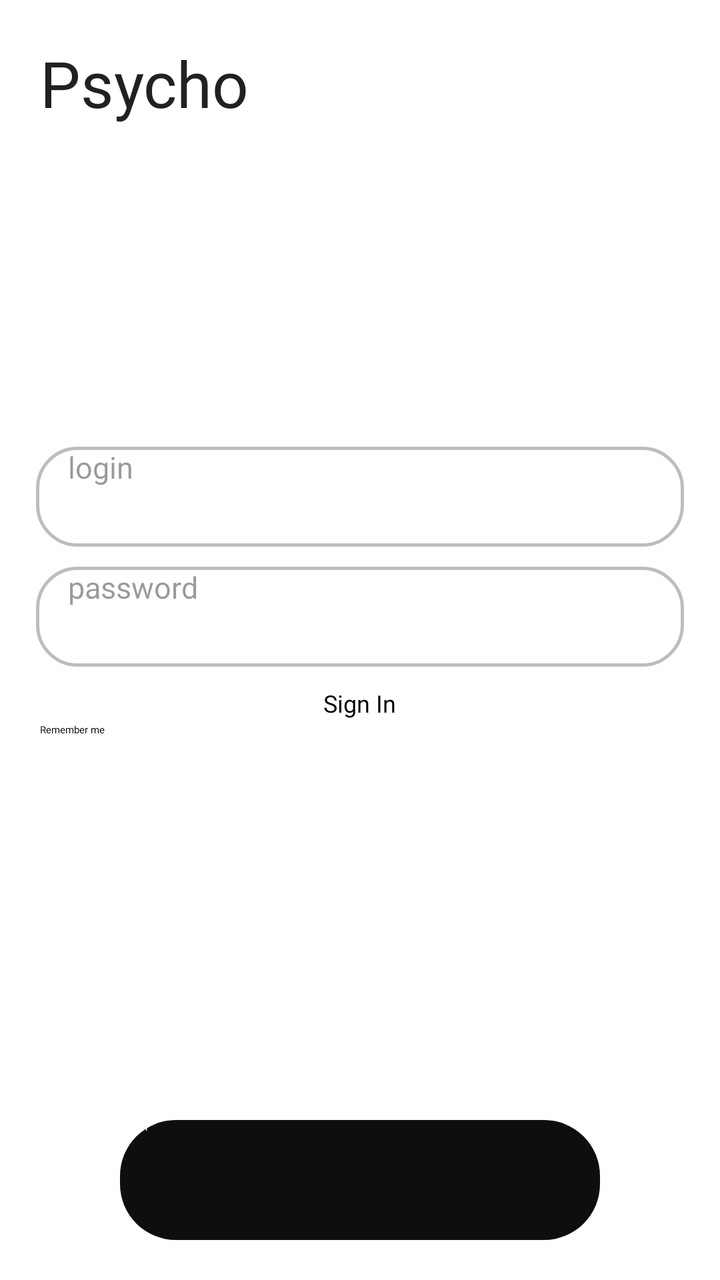
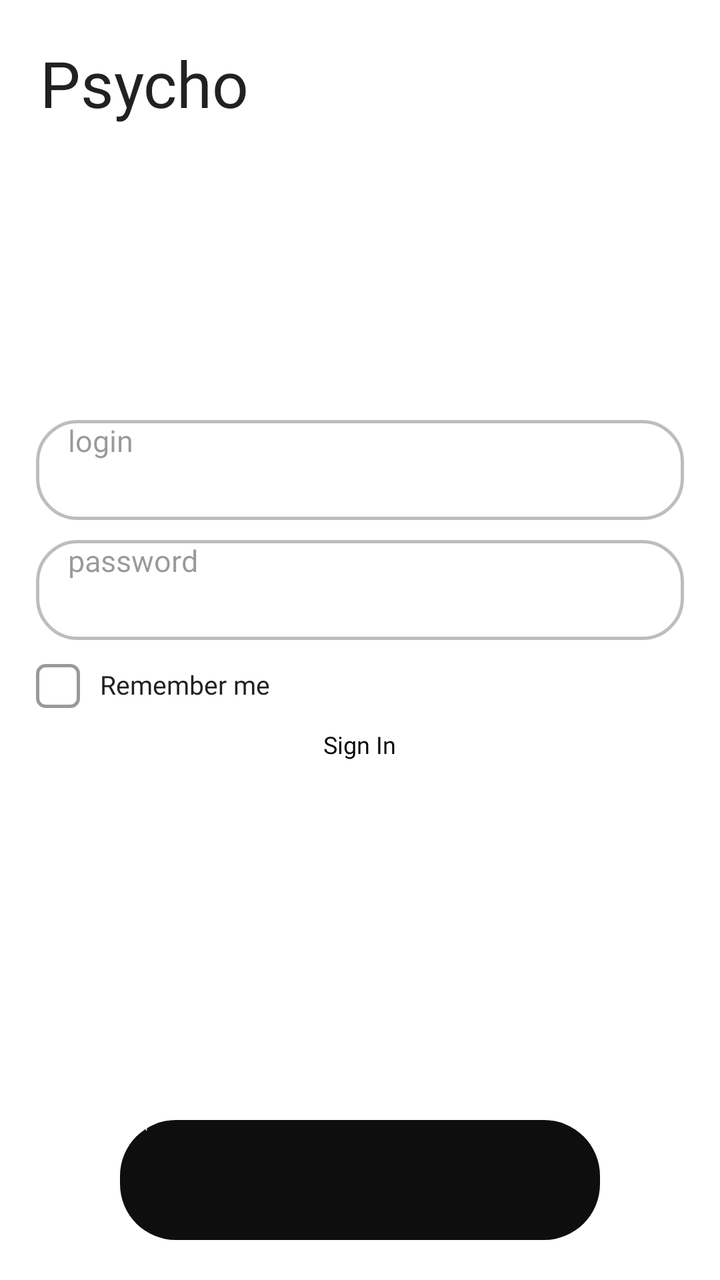

Two renders of the same Android screen: before a commit and after it. Below are the layout's source before the change and the commit's diff.
<!-- AndroidManifest.xml: application theme Theme.App.Starting -->
<!-- res/layout/login_activity.xml -->
<?xml version="1.0" encoding="utf-8"?>
    <FrameLayout xmlns:android="http://schemas.android.com/apk/res/android"
        android:orientation="vertical"
        android:layout_width="match_parent"
        android:layout_height="match_parent">
        <TextView
            android:id="@+id/icon"
            android:layout_width="wrap_content"
            android:layout_height="wrap_content"
            android:textColor="@color/black"
            android:fontFamily="@font/coolvetica"
            android:text="Psycho"
            android:textSize="32dp"
            android:layout_marginLeft="20dp"
            android:layout_marginTop="20dp"/>
        <LinearLayout
            android:layout_marginBottom="24dp"
            android:layout_gravity="center"
            android:layout_width="match_parent"
            android:layout_height="wrap_content"
            android:orientation="vertical">
            <EditText
                android:textSize="15dp"
                android:fontFamily="@font/geistmedium"
                android:textCursorDrawable="@color/black"
                android:hint="@string/login"
                android:textColor="@color/black"
                android:textColorHint="@color/black40"
                android:paddingLeft="16dp"
                android:id="@+id/login_space"
                android:layout_height="50dp"
                android:layout_width="match_parent"
                android:layout_marginLeft="18dp"
                android:layout_marginRight="18dp"
                android:background="@drawable/round_block"/>
            <EditText
                android:textSize="15dp"
                android:inputType="textPassword"
                android:fontFamily="@font/geistmedium"
                android:textCursorDrawable="@color/black"
                android:hint="@string/password"
                android:textColor="@color/black"
                android:textColorHint="@color/black40"
                android:paddingLeft="16dp"
                android:layout_marginTop="10dp"
                android:id="@+id/password_space"
                android:layout_height="50dp"
                android:layout_width="match_parent"
                android:layout_marginLeft="18dp"
                android:layout_marginRight="18dp"
                android:background="@drawable/round_block"/>
            <Button
                android:fontFamily="@font/geistmedium"
                android:background="@null"
                android:layout_marginTop="10dp"
                android:layout_gravity="center"
                android:textAllCaps="false"
                android:id="@+id/btn_go_to_reg"
                android:layout_width="wrap_content"
                android:layout_height="18dp"
                android:text="@string/signed_in"
                android:stateListAnimator="@null"
                android:textSize="12sp" />

            <CheckBox
                android:id="@+id/cb_remember_me"
                android:layout_width="wrap_content"
                android:layout_height="wrap_content"
                android:text="@string/rememberme"
                android:fontFamily="@font/geistmedium"
                android:layout_marginLeft="20dp"/>
        </LinearLayout>
        <Button
            android:stateListAnimator="@null"
            android:elevation="0dp"
            android:layout_marginBottom="20dp"
            android:layout_gravity="bottom"
            android:textAllCaps="false"
            android:layout_width="match_parent"
            android:layout_marginRight="60dp"
            android:layout_marginLeft="60dp"
            android:layout_height="60dp"
            android:background="@drawable/black_round_button"
            android:text="@string/login_for_button"
            android:id="@+id/login_btn"
            android:textColor="@color/background_color"
            android:fontFamily="@font/geistmedium"/>
    </FrameLayout>
<!-- resources referenced by this layout -->
<resources>
  <color name="background_color">#FFFFFF</color>
  <color name="black">#212121</color>
  <color name="black40">#66000000</color>
  <!-- drawable black_round_button (drawable) -->
  <?xml version="1.0" encoding="utf-8"?>
  <shape xmlns:android="http://schemas.android.com/apk/res/android">
      <solid android:color="@color/fullblack"></solid>
      <corners android:radius="28dp"></corners>
  </shape>
  <!-- drawable round_block (drawable) -->
  <?xml version="1.0" encoding="utf-8"?>
  <shape xmlns:android="http://schemas.android.com/apk/res/android">
      <solid android:color="@color/background_color"></solid>
      <corners android:radius="20dp"></corners>
      <stroke android:width="1.5dp"
          android:color="@color/line_color"></stroke>
  </shape>
  <string name="login">login</string>
  <string name="login_for_button">Log In</string>
  <string name="password">password</string>
  <string name="rememberme">Remember me</string>
  <string name="signed_in">Sign In</string>
  <style name="Theme.App.Starting" parent="Theme.SplashScreen">
          <item name="windowSplashScreenBackground">@color/background_color</item>
          <item name="windowSplashScreenAnimatedIcon">@drawable/icon_app_psycho_svg</item>
          <item name="postSplashScreenTheme">@style/Theme.PsychoApp</item>
      </style>
  <color name="fullblack">#0E0E0E</color>
  <color name="line_color">#BDBDBD</color>
  <!-- drawable icon_app_psycho_svg: vector/xml drawable (drawable, 4124 chars, omitted) -->
  <style name="Theme.PsychoApp" parent="Theme.AppCompat.Light.NoActionBar">
          <item name="android:statusBarColor">@color/fullblack</item>
          <item name="android:navigationBarColor">@color/fullblack</item>
          <item name="windowActionBar">false</item>
          <item name="windowNoTitle">true</item>
          <item name="colorControlActivated">@color/background_color</item>
          <item name="colorControlNormal">@color/black40</item>
          <item name="android:windowBackground">@color/background_color</item>
      </style>
</resources>

<!-- the commit's change to res/layout/login_activity.xml (unified diff, before → after) -->
@@ -49,6 +49,27 @@
                 android:layout_marginLeft="18dp"
                 android:layout_marginRight="18dp"
                 android:background="@drawable/round_block"/>
+            <CheckBox
+                android:id="@+id/cb_remember_me"
+                android:layout_width="wrap_content"
+                android:layout_height="wrap_content"
+                android:layout_marginLeft="18dp"
+                android:layout_marginStart="18dp"
+                android:layout_marginTop="12dp"
+                android:fontFamily="@font/geistmedium"
+                android:text="@string/rememberme"
+                android:textColor="@color/black"
+                android:textSize="13sp"
+                android:button="@drawable/checkbox"
+                android:buttonTint="@null"
+                android:gravity="center_vertical"
+                android:minWidth="0dp"
+                android:minHeight="0dp"
+                android:paddingStart="10dp"
+                android:paddingLeft="10dp"
+                android:paddingTop="0dp"
+                android:paddingBottom="0dp"
+                android:includeFontPadding="false"/>
             <Button
                 android:fontFamily="@font/geistmedium"
                 android:background="@null"
@@ -62,13 +83,6 @@
                 android:stateListAnimator="@null"
                 android:textSize="12sp" />
 
-            <CheckBox
-                android:id="@+id/cb_remember_me"
-                android:layout_width="wrap_content"
-                android:layout_height="wrap_content"
-                android:text="@string/rememberme"
-                android:fontFamily="@font/geistmedium"
-                android:layout_marginLeft="20dp"/>
         </LinearLayout>
         <Button
             android:stateListAnimator="@null"
<!-- resource entries referenced after the edit -->
@@ -9,6 +9,43 @@
       <solid android:color="@color/fullblack"></solid>
       <corners android:radius="28dp"></corners>
   </shape>
+  <!-- drawable checkbox (drawable) -->
+  <?xml version="1.0" encoding="utf-8"?>
+  <selector xmlns:android="http://schemas.android.com/apk/res/android">
+  
+      
+      <item android:state_checked="true">
+          <layer-list>
+              
+              <item>
+                  <shape android:shape="rectangle">
+                      <size android:width="22dp" android:height="22dp"/>
+                      <corners android:radius="4dp"/>
+                      <solid android:color="@android:color/transparent"/>
+                      <stroke android:width="1.5dp" android:color="@color/black"/>
+                  </shape>
+              </item>
+  
+              
+              <item
+                  android:drawable="@drawable/ic_check_black"
+                  android:top="2dp"
+                  android:bottom="2dp"
+                  android:left="2dp"
+                  android:right="2dp"/>
+          </layer-list>
+      </item>
+  
+      
+      <item>
+          <shape android:shape="rectangle">
+              <size android:width="22dp" android:height="22dp"/>
+              <corners android:radius="4dp"/>
+              <solid android:color="@android:color/transparent"/>
+              <stroke android:width="1.5dp" android:color="@color/black40"/>
+          </shape>
+      </item>
+  </selector>
   <!-- drawable round_block (drawable) -->
   <?xml version="1.0" encoding="utf-8"?>
   <shape xmlns:android="http://schemas.android.com/apk/res/android">
@@ -28,6 +65,16 @@
           <item name="postSplashScreenTheme">@style/Theme.PsychoApp</item>
       </style>
   <color name="fullblack">#0E0E0E</color>
+  <!-- drawable ic_check_black (drawable) -->
+  <vector xmlns:android="http://schemas.android.com/apk/res/android"
+      android:width="18dp"
+      android:height="18dp"
+      android:viewportWidth="24"
+      android:viewportHeight="24">
+      <path
+          android:fillColor="@color/black"
+          android:pathData="M9,16.17L4.83,12l-1.42,1.41L9,19 21,7l-1.41,-1.41z"/>
+  </vector>
   <color name="line_color">#BDBDBD</color>
   <!-- drawable icon_app_psycho_svg: vector/xml drawable (drawable, 4124 chars, omitted) -->
   <style name="Theme.PsychoApp" parent="Theme.AppCompat.Light.NoActionBar">
